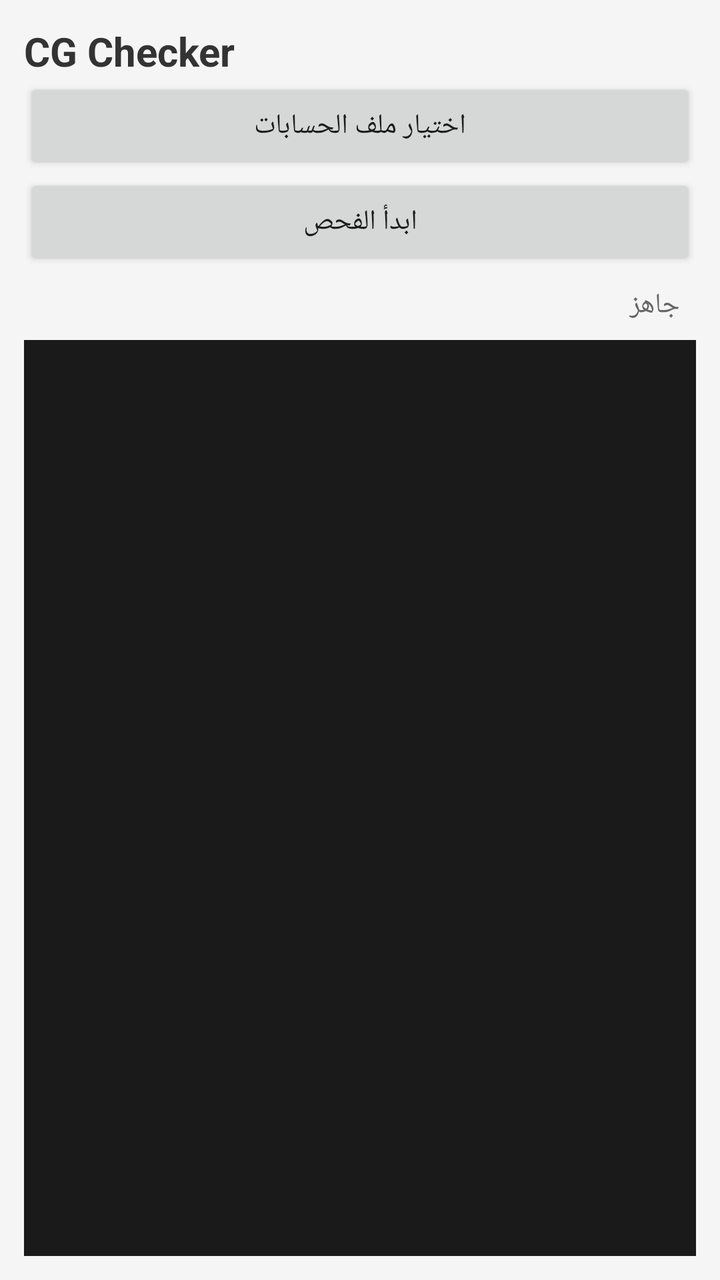
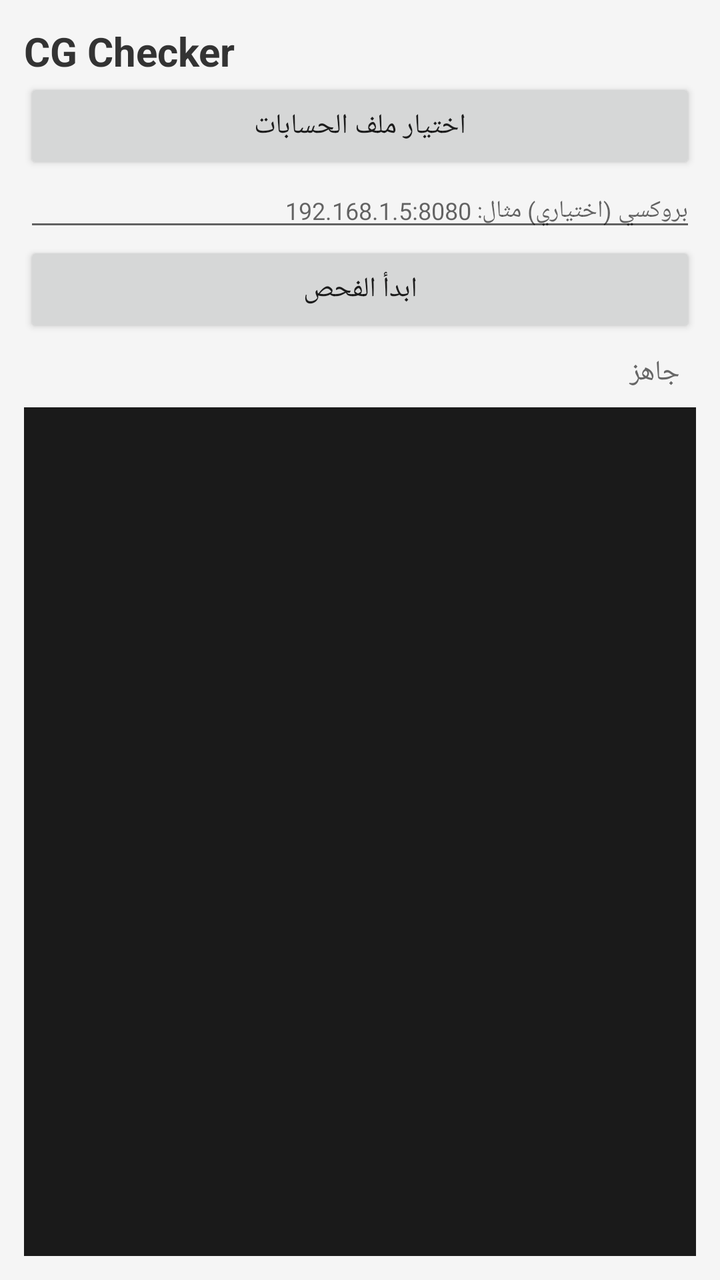

Before-and-after screenshots of an Android layout around one commit, followed by the original layout XML and the change that was made.
<!-- AndroidManifest.xml: application theme Theme.AppCompat.Light.DarkActionBar -->
<!-- res/layout/activity_main.xml -->
<?xml version="1.0" encoding="utf-8"?>
<LinearLayout xmlns:android="http://schemas.android.com/apk/res/android"
    android:orientation="vertical"
    android:layout_width="match_parent"
    android:layout_height="match_parent"
    android:padding="12dp"
    android:background="#F5F5F5">
    <TextView android:layout_width="wrap_content" android:layout_height="wrap_content"
        android:text="CG Checker" android:textSize="20sp" android:textStyle="bold"
        android:textColor="#333"/>
    <Button android:id="@+id/pick" android:layout_width="match_parent"
        android:layout_height="wrap_content" android:text="اختيار ملف الحسابات"/>
    <Button android:id="@+id/start" android:layout_width="match_parent"
        android:layout_height="wrap_content" android:text="ابدأ الفحص"/>
    <TextView android:id="@+id/status" android:layout_width="match_parent"
        android:layout_height="wrap_content" android:text="جاهز"
        android:textSize="14sp" android:textColor="#666" android:padding="8dp"/>
    <ScrollView android:layout_width="match_parent" android:layout_height="0dp"
        android:layout_weight="1" android:background="#1A1A1A">
        <TextView android:id="@+id/log" android:layout_width="match_parent"
            android:layout_height="wrap_content" android:fontFamily="monospace"
            android:textSize="12sp" android:textColor="#00FF00" android:padding="8dp"/>
    </ScrollView>
</LinearLayout>
<!-- resources referenced by this layout -->
<resources>

</resources>

<!-- the commit's change to res/layout/activity_main.xml (unified diff, before → after) -->
@@ -8,13 +8,22 @@
     <TextView android:layout_width="wrap_content" android:layout_height="wrap_content"
         android:text="CG Checker" android:textSize="20sp" android:textStyle="bold"
         android:textColor="#333"/>
+    
     <Button android:id="@+id/pick" android:layout_width="match_parent"
         android:layout_height="wrap_content" android:text="اختيار ملف الحسابات"/>
+    
+    <EditText android:id="@+id/proxyInput"
+        android:layout_width="match_parent" android:layout_height="wrap_content"
+        android:hint="بروكسي (اختياري) مثال: 192.168.1.5:8080"
+        android:textSize="12sp" android:inputType="textUri" />
+
     <Button android:id="@+id/start" android:layout_width="match_parent"
         android:layout_height="wrap_content" android:text="ابدأ الفحص"/>
+    
     <TextView android:id="@+id/status" android:layout_width="match_parent"
         android:layout_height="wrap_content" android:text="جاهز"
         android:textSize="14sp" android:textColor="#666" android:padding="8dp"/>
+    
     <ScrollView android:layout_width="match_parent" android:layout_height="0dp"
         android:layout_weight="1" android:background="#1A1A1A">
         <TextView android:id="@+id/log" android:layout_width="match_parent"
